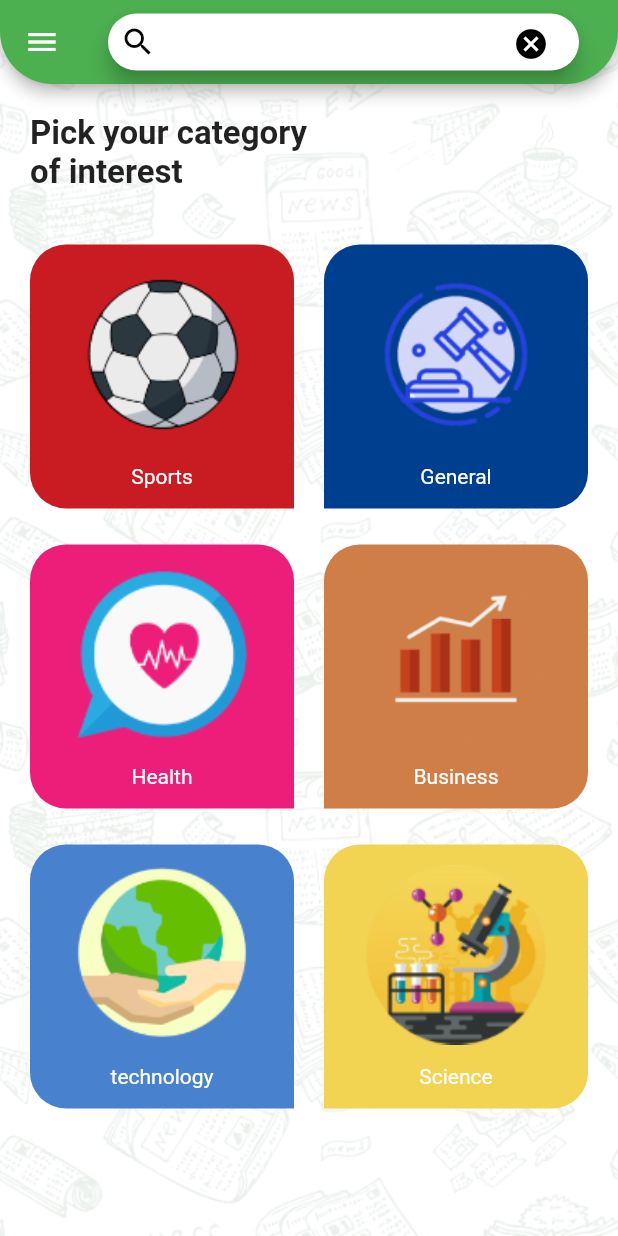
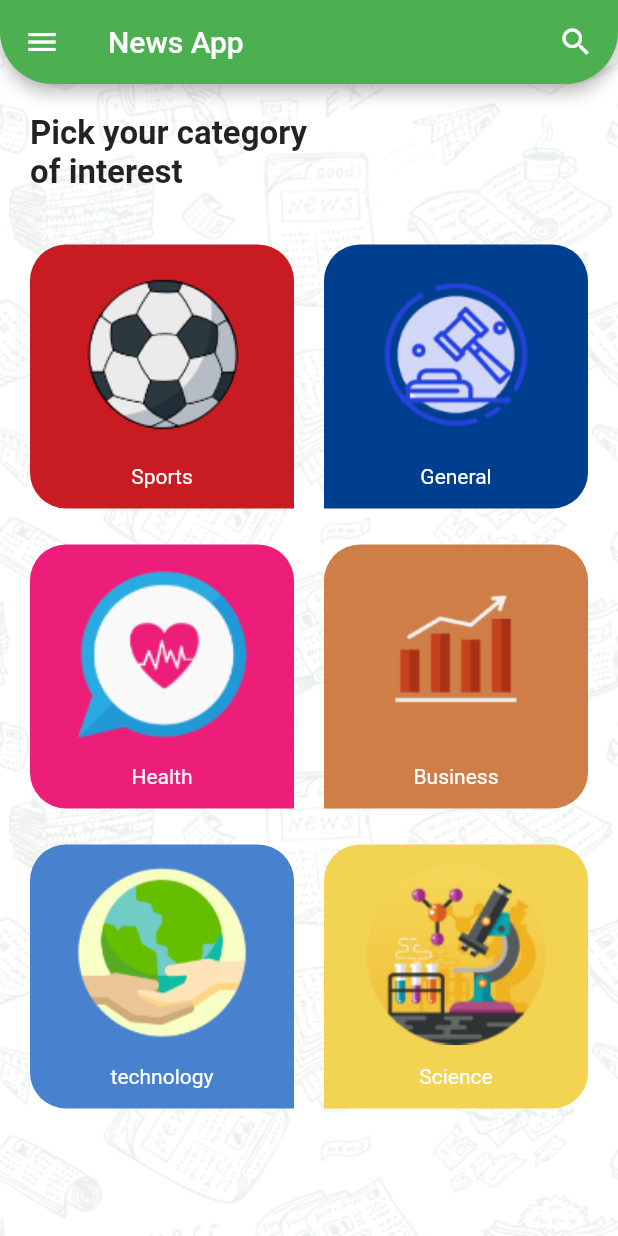
Before and after one commit to AbdelhadyMohamed/news_app, a Flutter app: the screen it shows after launch, on a phone screen of 412 x 824 dp. Run offline on Flutter 3.47's test engine with Material 2 defaults, Android fonts, the phone set to English and light mode, and no system bars; our stand-ins replace cached_network_image.

Commit message:
search app bar small edit

```diff
--- a/lib/ui/home/home_layout.dart
+++ b/lib/ui/home/home_layout.dart
@@ -22,7 +22,7 @@ class _HomeLayoutState extends State<HomeLayout> {
     selectedWidget = CategoriesWidget(onCategoryClicked);
   }
 
-  @override
+  bool searchSelected = false;
   Widget build(BuildContext context) {
     var provider = Provider.of<SearchProvider>(context);
     late var searchController = TextEditingController();
@@ -45,7 +45,8 @@ class _HomeLayoutState extends State<HomeLayout> {
           elevation: 4,
           backgroundColor: Colors.green,
           centerTitle: true,
-          title: Container(
+          title: searchSelected
+              ? Container(
                   padding: const EdgeInsets.only(right: 10),
                   height: 38,
                   child: SearchBar(
@@ -54,7 +55,7 @@ class _HomeLayoutState extends State<HomeLayout> {
                     },
                     // hintText: "search",
                     leading: const Icon(Icons.search, color: Colors.black),
-                trailing: <Widget>[
+                    trailing: [
                       Tooltip(
                         message: 'Change brightness mode',
                         child: IconButton(
@@ -63,14 +64,33 @@ class _HomeLayoutState extends State<HomeLayout> {
                               provider.searchNews("");
                             }
                           },
-                      icon: const Icon(Icons.cancel, color: Colors.black),
+                          icon: InkWell(
+                              onTap: () {
+                                provider.searchNews("");
+                                searchSelected = false;
+                                setState(() {});
+                              },
+                              child: const Icon(Icons.cancel,
+                                  color: Colors.black)),
                           selectedIcon: const Icon(Icons.brightness_2_outlined,
                               color: Colors.black),
                         ),
                       )
                     ],
                     controller: searchController,
-              )),
+                  ))
+              : Row(
+                  children: [
+                    const Text("News App"),
+                    const Spacer(),
+                    InkWell(
+                        onTap: () {
+                          searchSelected = true;
+                          setState(() {});
+                        },
+                        child: const Icon(Icons.search))
+                  ],
+                ),
         ),
         body: selectedWidget,
 
```
Lines whose indentation alone changed are shown as unchanged.
